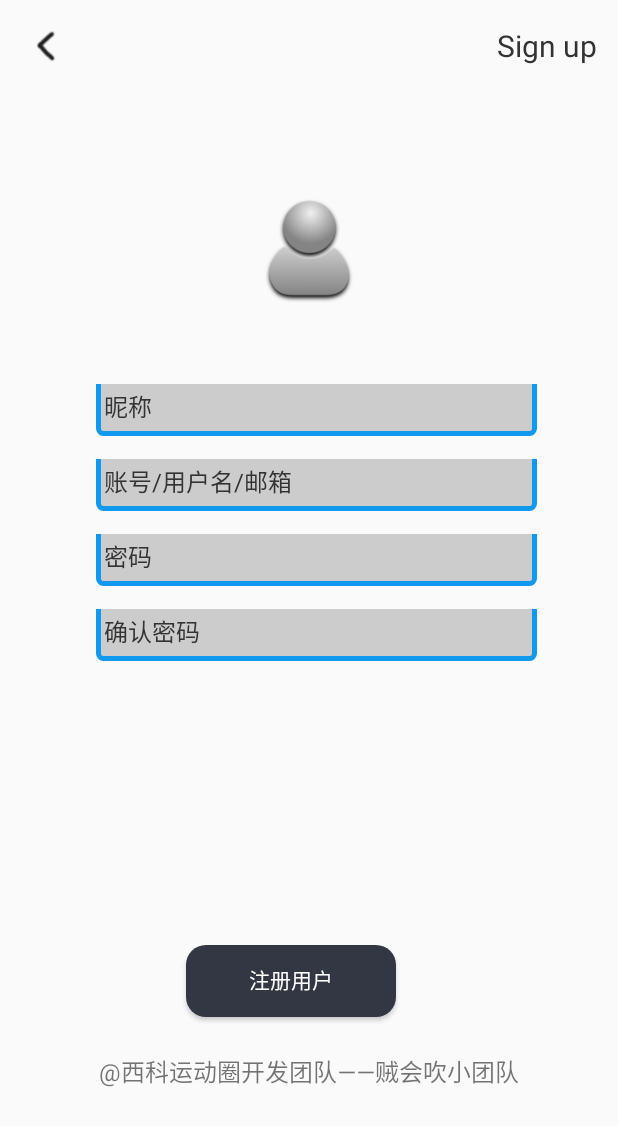
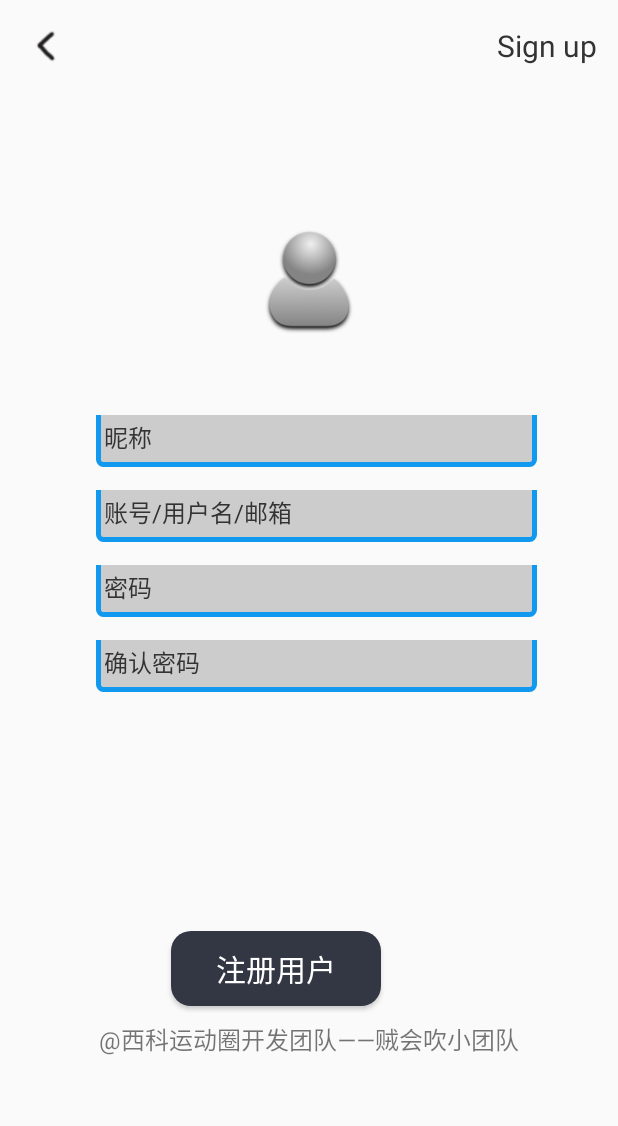
Before and after one commit to 562916584/swust_sports, an Android app: the RegisterActivity screen opened directly, with no data from a screen before it, on a phone screen of 412 x 824 dp. Shown: the top 1126 px of the screen. Run offline under Robolectric (Android 15) with nearby library versions, the light colour scheme and no system bars; our stand-ins replace CircleImageView.

Commit message:
修改了登陆界面  有点儿问题

```diff
--- a/app/src/main/res/drawable/shape_button.xml
+++ b/app/src/main/res/drawable/shape_button.xml
@@ -12,4 +12,15 @@
         android:topRightRadius="13dip">
 
     </corners>
+    <padding
+
+        android:left="10dp"
+
+        android:top="10dp"
+
+        android:right="10dp"
+
+        android:bottom="10dp"
+
+        />
 </shape>
--- a/app/src/main/res/layout/activity_register.xml
+++ b/app/src/main/res/layout/activity_register.xml
@@ -56,30 +56,29 @@
                 android:id="@+id/layout_register_input"
                 layout="@layout/register_layout"
                 android:layout_width="match_parent"
-                android:layout_height="380dip">
+                android:layout_height="350dip">
 
             </include>
 
             <LinearLayout
                 android:layout_width="match_parent"
                 android:layout_height="wrap_content"
-                android:orientation="horizontal"
-                android:gravity="center_vertical">
+                android:orientation="vertical">
                 <!-- Register Button -->
                 <android.support.v7.widget.AppCompatButton
                     android:id="@+id/btn_register"
                     android:layout_width="140dp"
                     android:layout_height="wrap_content"
-                    android:layout_marginBottom="24dp"
-                    android:layout_marginLeft="100dp"
+                    android:layout_marginBottom="10dp"
+                    android:layout_marginLeft="90dp"
                     android:layout_marginTop="24dp"
                     android:background="@drawable/shape_button"
                     android:gravity="center_horizontal"
-                    android:padding="12dp"
                     android:text="注册用户"
+                    android:textSize="20sp"
                     android:textColor="@color/white"
                     android:onClick="registerbutton"/>
-            </LinearLayout>
+
 
             <TextView
                 android:id="@+id/link_login"
@@ -92,5 +91,6 @@
                 android:textSize="16dip" />
         </LinearLayout>
 
+        </LinearLayout>
     </RelativeLayout>
 </android.support.constraint.ConstraintLayout>
```
